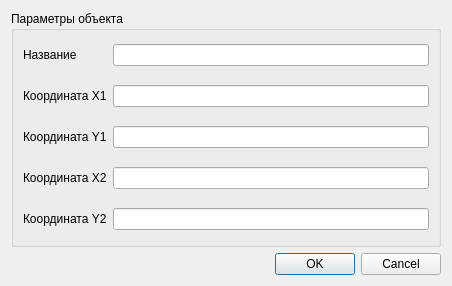
Qt form dialog_window/line_edit_dialog.ui (MihailZimin/route-planning) before a commit.
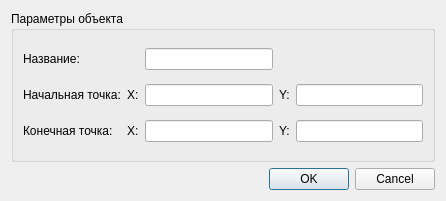
The same form after that commit.

Commit message: change line edit window

Patch:
```diff
--- a/dialog_window/line_edit_dialog.ui
+++ b/dialog_window/line_edit_dialog.ui
@@ -6,15 +6,15 @@
    <rect>
     <x>0</x>
     <y>0</y>
-    <width>452</width>
-    <height>286</height>
+    <width>446</width>
+    <height>201</height>
    </rect>
   </property>
   <property name="windowTitle">
    <string>Редактирование объекта</string>
   </property>
   <layout class="QGridLayout" name="gridLayout">
-   <item row="1" column="0">
+   <item row="3" column="0">
     <widget class="QDialogButtonBox" name="buttonBox">
      <property name="orientation">
       <enum>Qt::Horizontal</enum>
@@ -24,67 +24,75 @@
      </property>
     </widget>
    </item>
-   <item row="0" column="0">
+   <item row="2" column="0">
     <widget class="QGroupBox" name="groupBox">
      <property name="title">
       <string>Параметры объекта</string>
      </property>
      <layout class="QGridLayout" name="gridLayout_2">
-      <property name="topMargin">
-       <number>0</number>
-      </property>
-      <property name="bottomMargin">
-       <number>0</number>
-      </property>
-      <item row="0" column="0">
-       <widget class="QLabel" name="nameLabel">
-        <property name="text">
-         <string>Название</string>
-        </property>
-       </widget>
-      </item>
-      <item row="0" column="1">
-       <widget class="QLineEdit" name="nameLineEdit"/>
-      </item>
       <item row="1" column="0">
        <widget class="QLabel" name="x1Label">
         <property name="text">
-         <string>Координата X1</string>
+         <string>Начальная точка:</string>
         </property>
        </widget>
       </item>
-      <item row="1" column="1">
-       <widget class="QLineEdit" name="x1LineEdit"/>
-      </item>
       <item row="2" column="0">
        <widget class="QLabel" name="y1Label">
         <property name="text">
-         <string>Координата Y1</string>
+         <string>Конечная точка:</string>
+        </property>
+       </widget>
+      </item>
+      <item row="1" column="3">
+       <widget class="QLabel" name="yBegCoordLabel">
+        <property name="text">
+         <string>Y:</string>
         </property>
        </widget>
       </item>
       <item row="2" column="1">
-       <widget class="QLineEdit" name="y1LineEdit"/>
+       <widget class="QLabel" name="xEndCoordLabel">
+        <property name="text">
+         <string>X:</string>
+        </property>
+       </widget>
       </item>
-      <item row="3" column="0">
-       <widget class="QLabel" name="x2Label">
+      <item row="2" column="2">
+       <widget class="QLineEdit" name="xEndCoordLineEdit"/>
+      </item>
+      <item row="2" column="3">
+       <widget class="QLabel" name="yEndCoordLabel">
         <property name="text">
-         <string>Координата X2</string>
+         <string>Y:</string>
         </property>
        </widget>
       </item>
-      <item row="3" column="1">
-       <widget class="QLineEdit" name="x2LineEdit"/>
+      <item row="1" column="1">
+       <widget class="QLabel" name="xBegCoordLabel">
+        <property name="text">
+         <string>X:</string>
+        </property>
+       </widget>
       </item>
-      <item row="4" column="0">
-       <widget class="QLabel" name="y2Label">
+      <item row="1" column="2">
+       <widget class="QLineEdit" name="xBegCoordLineEdit"/>
+      </item>
+      <item row="1" column="4">
+       <widget class="QLineEdit" name="yBegCoordLineEdit"/>
+      </item>
+      <item row="2" column="4">
+       <widget class="QLineEdit" name="yEndCoordLineEdit"/>
+      </item>
+      <item row="0" column="0">
+       <widget class="QLabel" name="nameLabel">
         <property name="text">
-         <string>Координата Y2</string>
+         <string>Название:</string>
         </property>
        </widget>
       </item>
-      <item row="4" column="1">
-       <widget class="QLineEdit" name="y2LineEdit"/>
+      <item row="0" column="2">
+       <widget class="QLineEdit" name="nameLineEdit"/>
       </item>
      </layout>
     </widget>
```
Left out of the diff: 4 changed lines with no effect on the pictures. The commit also changes 1 other file.
